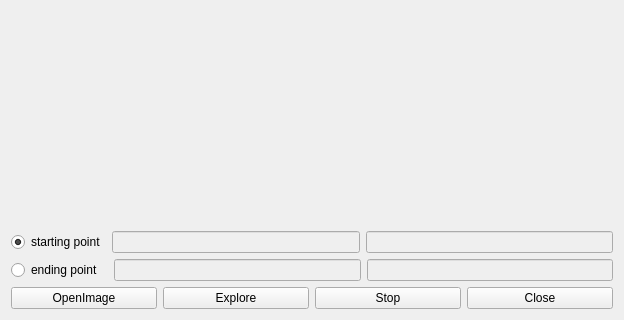
Before: the Qt Designer form dashboard.ui in lzsz518/UAVRouteExplorer, drawn with Qt 5; both pictures show x 0 to 624 and y 261 to 581 of the 624 by 581 pixel window.
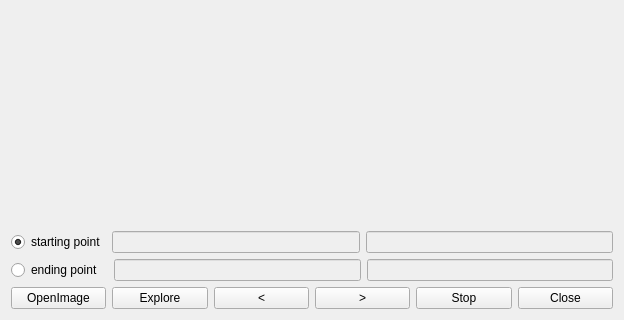
After: the same form once the commit is applied.

Commit message: Update frame and UAV position form Dashboard class. Able to update multi frame.

Diff of the .ui file:
```diff
--- a/dashboard.ui
+++ b/dashboard.ui
@@ -88,6 +88,20 @@
          </property>
         </widget>
        </item>
+       <item>
+        <widget class="QPushButton" name="pb_prevframe">
+         <property name="text">
+          <string>&lt;</string>
+         </property>
+        </widget>
+       </item>
+       <item>
+        <widget class="QPushButton" name="pb_nextframe">
+         <property name="text">
+          <string>&gt;</string>
+         </property>
+        </widget>
+       </item>
        <item>
         <widget class="QPushButton" name="pb_stop">
          <property name="text">
```
The commit also changes 4 other files.
